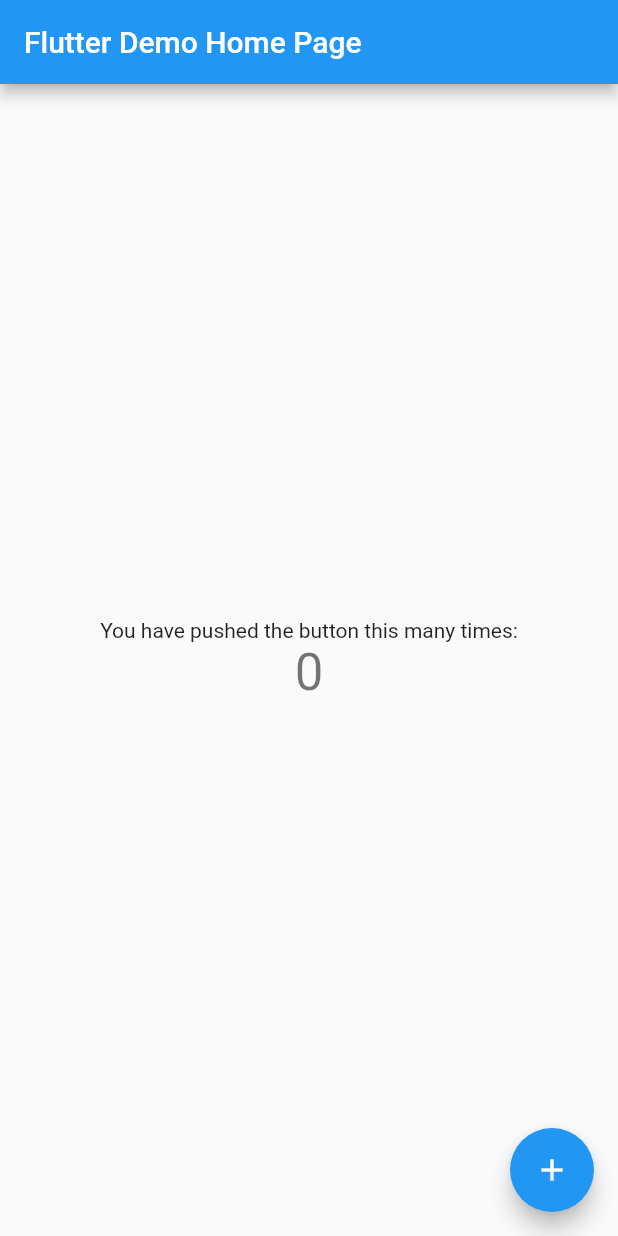
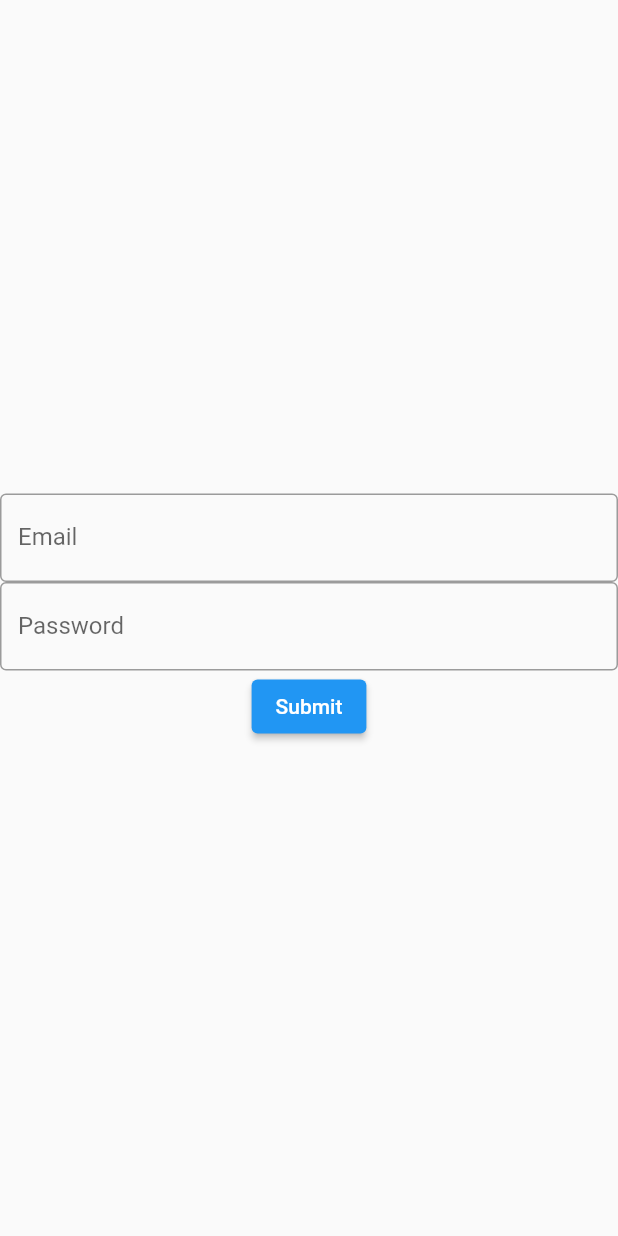
Before and after one commit to LGP-FEUP-2023/SC4, a Flutter app: the screen it shows after launch, on a phone screen of 412 x 824 dp. Run offline on Flutter 3.47's test engine with Material 2 defaults, Android fonts, the phone set to English and light mode, and no system bars.

Commit message:
:construction: - adding first version of login page

```diff
--- a/app/lib/main.dart
+++ b/app/lib/main.dart
@@ -5,23 +5,13 @@
 }
 
 class MyApp extends StatelessWidget {
-  const MyApp({super.key});
+  const MyApp({Key? key});
 
-  // This widget is the root of your application.
   @override
   Widget build(BuildContext context) {
     return MaterialApp(
-      title: 'Flutter Demo',
+      title: 'Traqueno',
       theme: ThemeData(
-        // This is the theme of your application.
-        //
-        // Try running your application with "flutter run". You'll see the
-        // application has a blue toolbar. Then, without quitting the app, try
-        // changing the primarySwatch below to Colors.green and then invoke
-        // "hot reload" (press "r" in the console where you ran "flutter run",
-        // or simply save your changes to "hot reload" in a Flutter IDE).
-        // Notice that the counter didn't reset back to zero; the application
-        // is not restarted.
         primarySwatch: Colors.blue,
       ),
       home: const MyHomePage(title: 'Flutter Demo Home Page'),
@@ -30,17 +20,7 @@
 }
 
 class MyHomePage extends StatefulWidget {
-  const MyHomePage({super.key, required this.title});
-
-  // This widget is the home page of your application. It is stateful, meaning
-  // that it has a State object (defined below) that contains fields that affect
-  // how it looks.
-
-  // This class is the configuration for the state. It holds the values (in this
-  // case the title) provided by the parent (in this case the App widget) and
-  // used by the build method of the State. Fields in a Widget subclass are
-  // always marked "final".
-
+  const MyHomePage({Key? key, required this.title});
   final String title;
 
   @override
@@ -48,68 +28,43 @@
 }
 
 class _MyHomePageState extends State<MyHomePage> {
-  int _counter = 0;
+  final _emailTextField = const TextField(
+    decoration: InputDecoration(
+      border: OutlineInputBorder(),
+      labelText: 'Email',
+    ),
+  );
 
-  void _incrementCounter() {
-    setState(() {
-      // This call to setState tells the Flutter framework that something has
-      // changed in this State, which causes it to rerun the build method below
-      // so that the display can reflect the updated values. If we changed
-      // _counter without calling setState(), then the build method would not be
-      // called again, and so nothing would appear to happen.
-      _counter++;
-    });
-  }
+  final _passwordTextField = const TextField(
+    obscureText: true,
+    decoration: InputDecoration(
+      border: OutlineInputBorder(),
+      labelText: 'Password',
+    ),
+  );
 
   @override
   Widget build(BuildContext context) {
-    // This method is rerun every time setState is called, for instance as done
-    // by the _incrementCounter method above.
-    //
-    // The Flutter framework has been optimized to make rerunning build methods
-    // fast, so that you can just rebuild anything that needs updating rather
-    // than having to individually change instances of widgets.
     return Scaffold(
-      appBar: AppBar(
-        // Here we take the value from the MyHomePage object that was created by
-        // the App.build method, and use it to set our appbar title.
-        title: Text(widget.title),
-      ),
       body: Center(
-        // Center is a layout widget. It takes a single child and positions it
-        // in the middle of the parent.
         child: Column(
-          // Column is also a layout widget. It takes a list of children and
-          // arranges them vertically. By default, it sizes itself to fit its
-          // children horizontally, and tries to be as tall as its parent.
-          //
-          // Invoke "debug painting" (press "p" in the console, choose the
-          // "Toggle Debug Paint" action from the Flutter Inspector in Android
-          // Studio, or the "Toggle Debug Paint" command in Visual Studio Code)
-          // to see the wireframe for each widget.
-          //
-          // Column has various properties to control how it sizes itself and
-          // how it positions its children. Here we use mainAxisAlignment to
-          // center the children vertically; the main axis here is the vertical
-          // axis because Columns are vertical (the cross axis would be
-          // horizontal).
           mainAxisAlignment: MainAxisAlignment.center,
-          children: <Widget>[
-            const Text(
-              'You have pushed the button this many times:',
-            ),
-            Text(
-              '$_counter',
-              style: Theme.of(context).textTheme.headlineMedium,
+          children:[
+            _emailTextField,
+            _passwordTextField,
+            ElevatedButton(
+              onPressed: _submitForm,
+              child: Text('Submit'),
             ),
           ],
         ),
       ),
-      floatingActionButton: FloatingActionButton(
-        onPressed: _incrementCounter,
-        tooltip: 'Increment',
-        child: const Icon(Icons.add),
-      ), // This trailing comma makes auto-formatting nicer for build methods.
     );
   }
+
+  void _submitForm() {
+    // handle email and password submission
+    print('Email: ${_emailTextField.controller!.text}');
+    print('Password: ${_passwordTextField.controller!.text}');
+  }
 }
```
Also changed, not shown: 1 other file.
